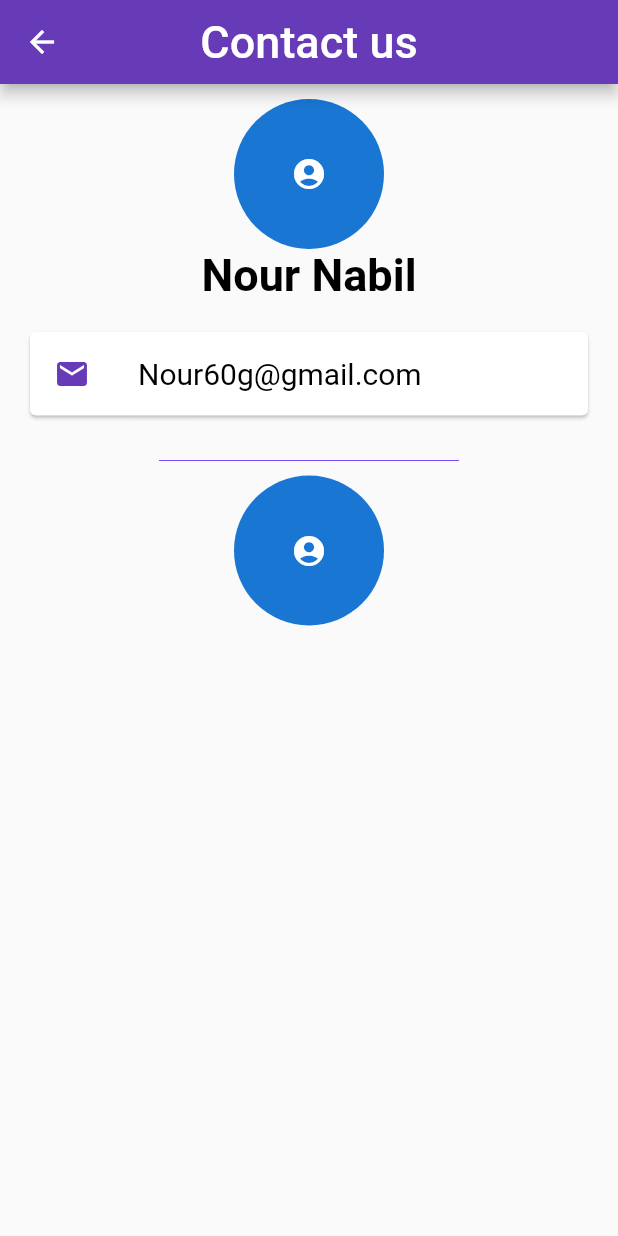
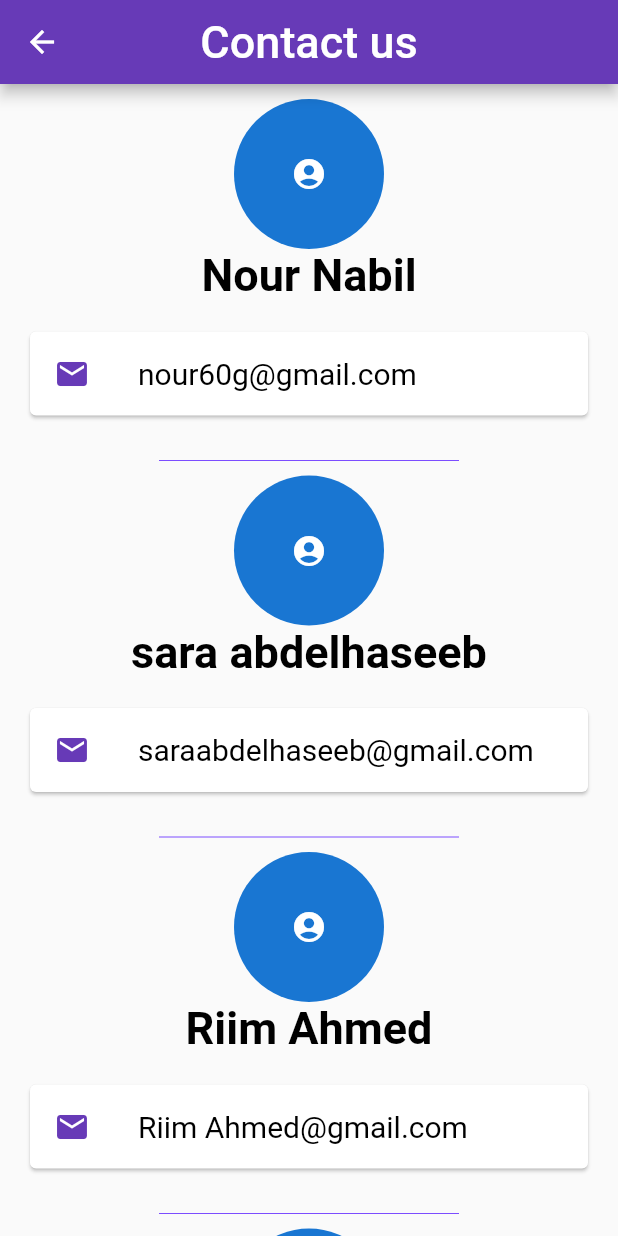
Before and after one commit to NourNabil2/KIDSedu, a Flutter app: the ContuctUs screen opened directly, on a phone screen of 412 x 824 dp. Run offline on Flutter 3.47's test engine with Material 2 defaults, Android fonts, the phone set to English and light mode, and no system bars; our stand-ins replace audioplayers, easy_splash_screen, rflutter_alert.

Commit message:
little uptdate and fix some bugs

```diff
--- a/lib/Screens/classQuiz/contact us.dart
+++ b/lib/Screens/classQuiz/contact us.dart
@@ -2,6 +2,7 @@ import 'dart:ui';
 
 import 'package:flutter/material.dart';
 import 'package:flutter/widgets.dart';
+import 'package:kideo/Screens/classes.dart';
 class ContuctUs extends StatelessWidget {
 
   @override
@@ -19,18 +20,63 @@ class ContuctUs extends StatelessWidget {
         margin: const EdgeInsets.only(top: 10.0),
         child:SingleChildScrollView(
           child: Column(
+
             children:[
-              CircleAvatar(
-                radius: 50.0,
-                child: Icon(Icons.account_circle_rounded),
-              ),
-              Text('Nour Nabil',
+
+            CircleAvatar(
+            radius: 50.0,
+            child: Icon(Icons.account_circle_rounded),
+          ),
+
+          Text( 'Nour Nabil',
+          style:TextStyle(
+            fontSize: 30.0,
+            color: Colors.black,
+            fontWeight: FontWeight.bold,
+
+          ),
+
+        ),
+          Card( margin: EdgeInsetsDirectional.all(20.0),
+      child: ListTile(
+        leading: Icon(
+          Icons.email,
+          color: Colors.deepPurple,
+        ),
+
+        title: Text('nour60g@gmail.com',
+          style: TextStyle(
+            fontSize: 20.0,
+            color:Colors.black,
+          ),
+        ),
+      ),
+    ),
+    SizedBox(
+      width: 200.0,
+      height: 20.0,
+      child: Divider(
+        color: Colors.deepPurpleAccent,
+      ),
+    ),
+    CircleAvatar(
+      radius: 50.0,
+      child: Icon(Icons.account_circle_rounded),
+    ),
+
+
+
+
+
+
+              Text('sara abdelhaseeb',
                 style:TextStyle(
                   fontSize: 30.0,
                   color: Colors.black,
                   fontWeight: FontWeight.bold,
 
                 ),
+
               ),
               Card( margin: EdgeInsetsDirectional.all(20.0),
                 child: ListTile(
@@ -38,7 +84,8 @@ class ContuctUs extends StatelessWidget {
                     Icons.email,
                     color: Colors.deepPurple,
                   ),
-                  title: Text('Nour60g@gmail.com',
+
+                  title: Text('saraabdelhaseeb@gmail.com',
                     style: TextStyle(
                       fontSize: 20.0,
                       color:Colors.black,
@@ -60,6 +107,127 @@ class ContuctUs extends StatelessWidget {
 
 
 
+              Text('Riim Ahmed',
+                style:TextStyle(
+                  fontSize: 30.0,
+                  color: Colors.black,
+                  fontWeight: FontWeight.bold,
+
+                ),
+
+              ),
+              Card( margin: EdgeInsetsDirectional.all(20.0),
+                child: ListTile(
+                  leading: Icon(
+                    Icons.email,
+                    color: Colors.deepPurple,
+                  ),
+
+                  title: Text('Riim Ahmed@gmail.com',
+                    style: TextStyle(
+                      fontSize: 20.0,
+                      color:Colors.black,
+                    ),
+                  ),
+                ),
+              ),
+              SizedBox(
+                width: 200.0,
+                height: 20.0,
+                child: Divider(
+                  color: Colors.deepPurpleAccent,
+                ),
+              ),
+              CircleAvatar(
+                radius: 50.0,
+                child: Icon(Icons.account_circle_rounded),
+              ),
+
+
+
+
+
+              Text('Akram Hamad',
+                style:TextStyle(
+                  fontSize: 30.0,
+                  color: Colors.black,
+                  fontWeight: FontWeight.bold,
+
+                ),
+
+              ),
+              Card( margin: EdgeInsetsDirectional.all(20.0),
+                child: ListTile(
+                  leading: Icon(
+                    Icons.email,
+                    color: Colors.deepPurple,
+                  ),
+
+                  title: Text('Akram Hamad@gmail.com',
+                    style: TextStyle(
+                      fontSize: 20.0,
+                      color:Colors.black,
+                    ),
+                  ),
+                ),
+              ),
+              SizedBox(
+                width: 200.0,
+                height: 20.0,
+                child: Divider(
+                  color: Colors.deepPurpleAccent,
+                ),
+              ),
+              CircleAvatar(
+                radius: 50.0,
+                child: Icon(Icons.account_circle_rounded),
+              ),
+
+
+
+
+              Text('abanoub maged',
+                style:TextStyle(
+                  fontSize: 30.0,
+                  color: Colors.black,
+                  fontWeight: FontWeight.bold,
+
+                ),
+
+              ),
+              Card( margin: EdgeInsetsDirectional.all(20.0),
+                child: ListTile(
+                  leading: Icon(
+                    Icons.email,
+                    color: Colors.deepPurple,
+                  ),
+
+                  title: Text('abanoub maged@gmail.com',
+                    style: TextStyle(
+                      fontSize: 20.0,
+                      color:Colors.black,
+                    ),
+                  ),
+                ),
+              ),
+              SizedBox(
+                width: 200.0,
+                height: 20.0,
+                child: Divider(
+                  color: Colors.deepPurpleAccent,
+                ),
+              ),
+              CircleAvatar(
+                radius: 50.0,
+                child: Icon(Icons.account_circle_rounded),
+              ),
+
+
+
+
+
+
+
             ],
 
           ),
```
Also changed, not shown: lib/Screens/Home_Screen.dart (+20 -3 lines), lib/Screens/Log.dart (+47 -9 lines), lib/Screens/register.dart (+12 -5 lines), lib/Screens/classes.dart (line endings or trailing spaces).
